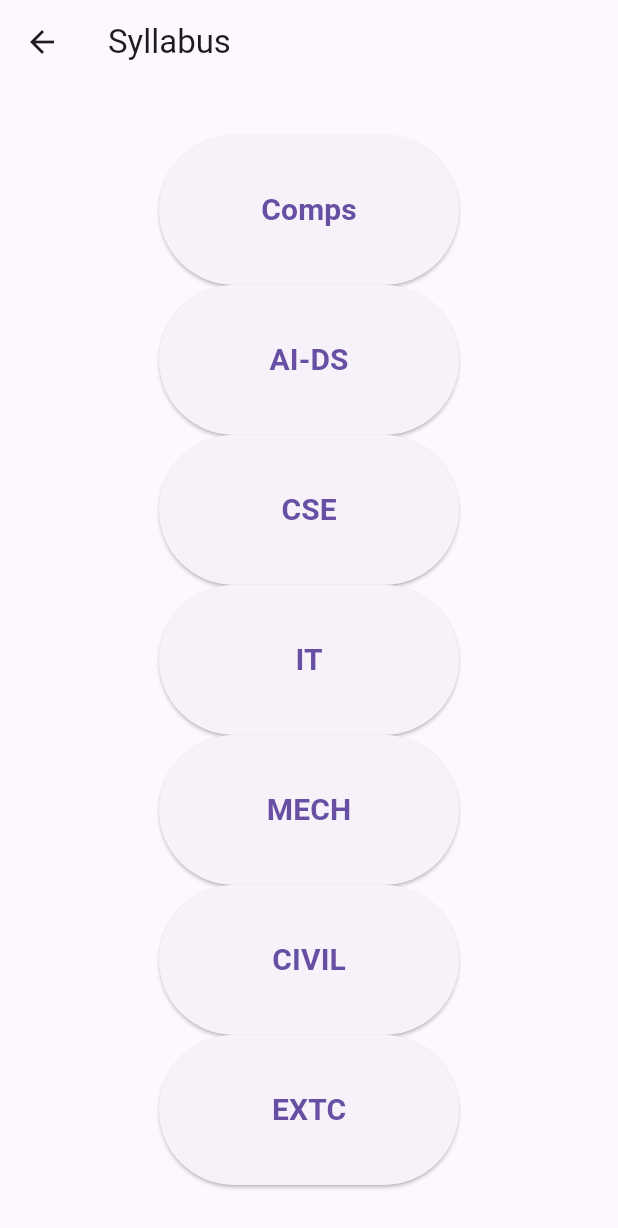
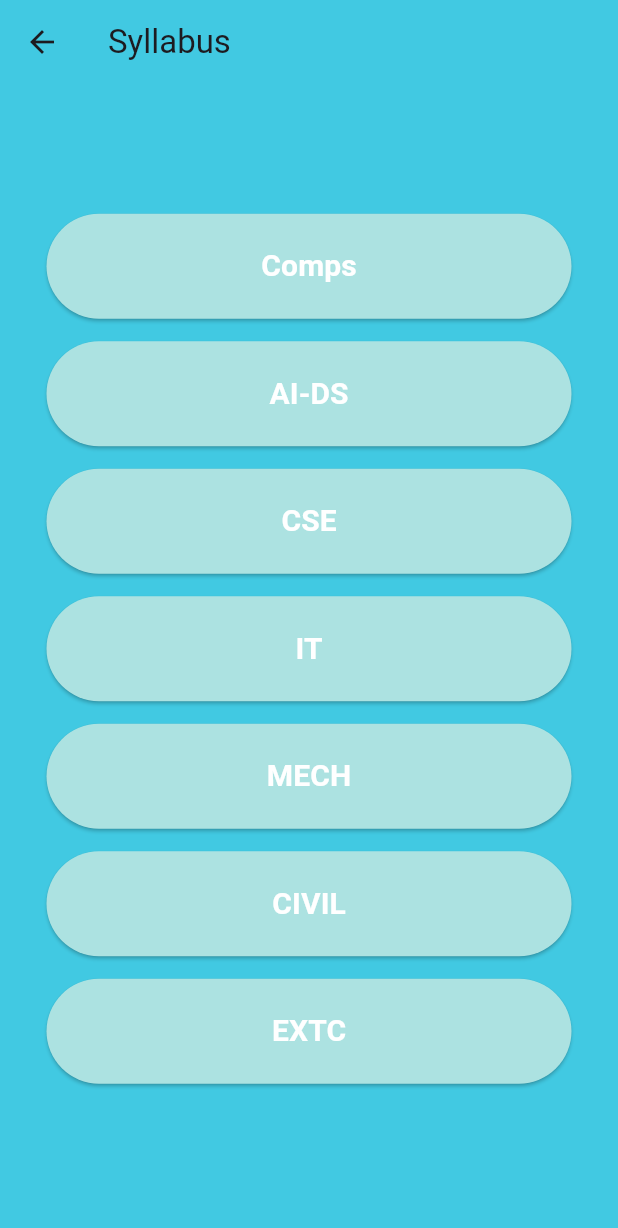
Before and after one commit to MAJ-22/College_App, a Flutter app: the SyllabusPage screen opened directly, on a phone screen of 412 x 824 dp. Shown: the top 1228 px of the screen. Run offline on Flutter 3.47's test engine with Material 3 defaults, Android fonts, the phone set to English and light mode, and no system bars; our stand-ins replace cloud_firestore, firebase_auth, firebase_core; missing offline and left inert: syncfusion_flutter_pdfviewer; accounts and stored records are empty.

Commit message:
Syllabus page

```diff
--- a/lib/syllabus_page.dart
+++ b/lib/syllabus_page.dart
@@ -13,7 +13,9 @@ class SyllabusPage extends StatelessWidget {
     return Scaffold(
       appBar: AppBar(
           title: Text('Syllabus'),
+          backgroundColor: Color(0xFF41C9E2)
       ),
+      backgroundColor: Color(0xFF41C9E2),
       body: Center(
         child: SingleChildScrollView(
           child: Column(
@@ -45,6 +47,7 @@ class SyllabusPage extends StatelessWidget {
                     MaterialPageRoute(builder: (context) => CSE()),
                   );
                 },
+
               ),
               DepartmentCard(
                 departmentName: 'IT',
@@ -102,22 +105,37 @@ class DepartmentCard extends StatelessWidget {
 
   @override
   Widget build(BuildContext context) {
-    return SizedBox(
-      width: 200,
-      height: 100,
+    return Column(
+      children: [
+        SizedBox(
+          width: 350,
+          height: 70,
           child: ElevatedButton(
             onPressed: onPressed,
+            style: ElevatedButton.styleFrom(
+              backgroundColor: Color(0xFFACE2E1), // Set the background color to #ACE2E1
+            ),
+            child: Padding(
+              padding: const EdgeInsets.all(12.0), // Adjust padding as needed
               child: Text(
                 departmentName,
                 style: TextStyle(
+                  color: Colors.white, // Set text color to white
                   fontSize: 20,
                   fontWeight: FontWeight.bold,
                 ),
               ),
             ),
+          ),
+        ),
+        SizedBox(height: 15,)
+      ],
     );
+
+
   }
 }
+
 
 class Comps extends StatelessWidget {
   @override
```
Lines whose indentation alone changed are shown as unchanged.
